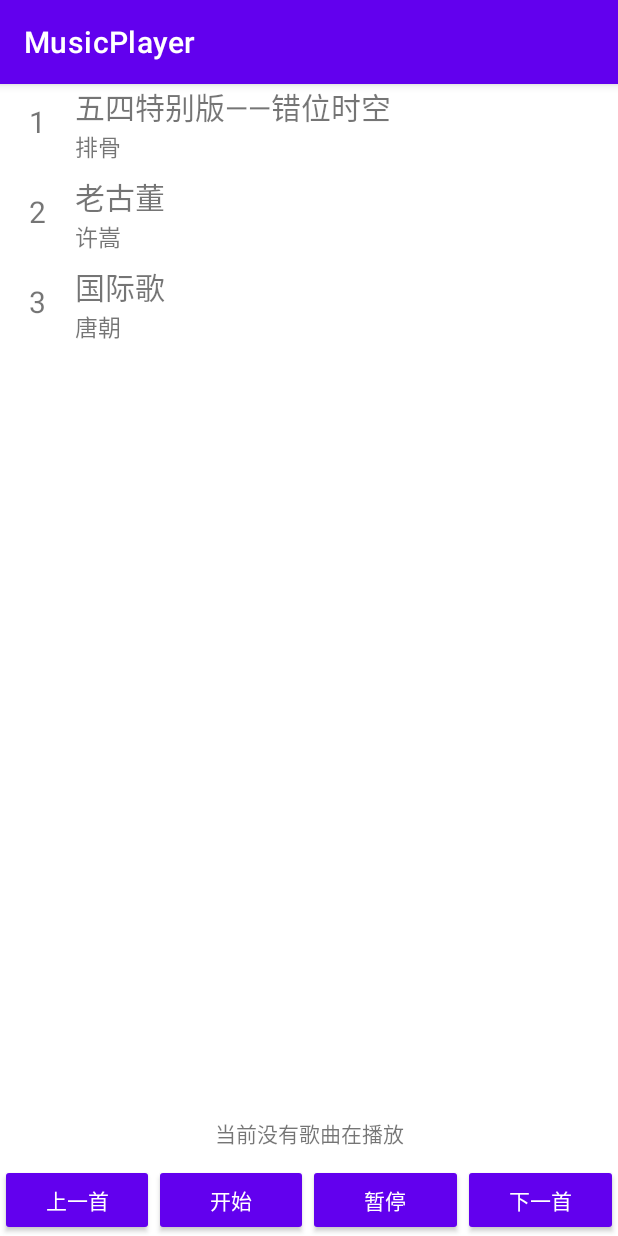
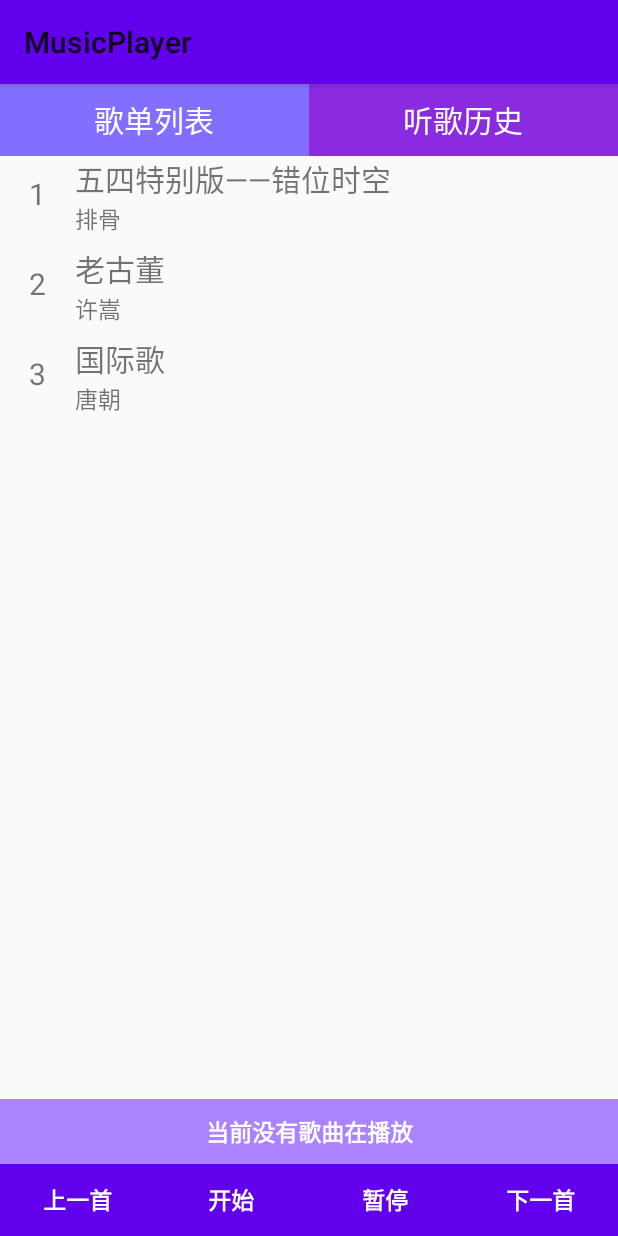
Before and after one commit to WayneSun729/MusicPlayer, an Android app: the screen it shows after launch (MainActivity), on a phone screen of 412 x 824 dp. Run offline under Robolectric (Android 15) with nearby library versions, the phone set to English and light mode, and no system bars.

Commit message:
可在歌单列表与听歌历史之间切换了

```diff
--- a/app/src/main/java/com/wayne/musicplayer/MainActivity.java
+++ b/app/src/main/java/com/wayne/musicplayer/MainActivity.java
@@ -5,46 +5,52 @@ import android.content.Context;
 import android.content.Intent;
 import android.content.IntentFilter;
 import android.os.Bundle;
+import android.view.View;
+import android.widget.Button;
 import android.widget.TextView;
 
 import androidx.appcompat.app.AppCompatActivity;
+import androidx.fragment.app.Fragment;
+import androidx.fragment.app.FragmentActivity;
+import androidx.fragment.app.FragmentManager;
+import androidx.fragment.app.FragmentTransaction;
 import androidx.lifecycle.ViewModelProviders;
 import androidx.recyclerview.widget.LinearLayoutManager;
 import androidx.recyclerview.widget.RecyclerView;
 
 import com.wayne.musicplayer.widget.ControlCenter;
+import com.wayne.musicplayer.widget.HistoryFragment;
+import com.wayne.musicplayer.widget.SongSheetFragment;
 
 /**
  * @author Wayne
  */
 public class MainActivity extends AppCompatActivity {
 
-    public static ControlCenter controlCenter;
+    private ControlCenter controlCenter;
 
     MainActivityViewModel mainActivityViewModel;
 
     ControlMusicStartReceiver controlMusicStartReceiver;
     ShowMusicStartReceiver showMusicStartReceiver;
-    TextView tv_nowSong;
+    TextView tvNowSong;
+    Fragment fragNow;
 
     @Override
     protected void onCreate(Bundle savedInstanceState) {
         super.onCreate(savedInstanceState);
         setContentView(R.layout.activity_main);
 
-        tv_nowSong = findViewById(R.id.tv_nowSong);
-        tv_nowSong.setSelected(true);
+        tvNowSong = findViewById(R.id.tv_nowSong);
+        tvNowSong.setSelected(true);
         controlCenter = findViewById(R.id.controlCenter);
-
-        mainActivityViewModel = ViewModelProviders.of(this).get(MainActivityViewModel.class);
-
-        //初始化recyclerview并展示
-        initSongs();
-        RecyclerView rclvSongs = findViewById(R.id.rclv_songs);
-        LinearLayoutManager layoutManager = new LinearLayoutManager(this);
-        rclvSongs.setLayoutManager(layoutManager);
-        SongFileAdapter songFileAdapter = new SongFileAdapter();
-        rclvSongs.setAdapter(songFileAdapter);
+        Button btnSongList = findViewById(R.id.btn_songList);
+        Button btnHistory = findViewById(R.id.btn_history);
+        SongSheetFragment fragSongSheet = new SongSheetFragment();
+        HistoryFragment fragHistory = new HistoryFragment();
+        btnSongList.setOnClickListener(v -> replaceFragment(fragSongSheet));
+        btnHistory.setOnClickListener(v -> replaceFragment(fragHistory));
+        replaceFragment(fragSongSheet);
         //注册监听点击引起音乐播放的广播
         IntentFilter intentFilterSelect = new IntentFilter();
         intentFilterSelect.addAction("SongSelected");
@@ -57,17 +63,21 @@ public class MainActivity extends AppCompatActivity {
         registerReceiver(showMusicStartReceiver, intentFilterStart);
     }
 
-    private void initSongs() {
-        MainActivityViewModel.addMusicFile(new SongFile("五四特别版——错位时空","排骨",R.raw.example));
-        MainActivityViewModel.addMusicFile(new SongFile("老古董","许嵩",R.raw.example2));
-        MainActivityViewModel.addMusicFile(new SongFile("国际歌","唐朝",R.raw.example3));
-    }
-
     @Override
     protected void onDestroy() {
         super.onDestroy();
         unregisterReceiver(controlMusicStartReceiver);
 //        controlCenter.myMediaPlayer.stop();
+    }
+
+    private void replaceFragment(Fragment fragment){
+        if (fragNow == null || fragNow != fragment){
+            FragmentManager fragmentManager = getSupportFragmentManager();
+            FragmentTransaction transaction = fragmentManager.beginTransaction();
+            transaction.replace(R.id.frag_rcly, fragment);
+            transaction.commit();
+            fragNow = fragment;
+        }
     }
 
     class ControlMusicStartReceiver extends BroadcastReceiver {
@@ -101,7 +111,7 @@ public class MainActivity extends AppCompatActivity {
                 }
             }
             String strNowSong = sb.toString();
-            tv_nowSong.setText(strNowSong);
+            tvNowSong.setText(strNowSong);
         }
     }
 
--- a/app/src/main/java/com/wayne/musicplayer/MainActivityViewModel.java
+++ b/app/src/main/java/com/wayne/musicplayer/MainActivityViewModel.java
@@ -5,7 +5,14 @@ import androidx.lifecycle.ViewModel;
 import java.util.ArrayList;
 import java.util.List;
 
+/**
+ * @author Wayne
+ */
 public class MainActivityViewModel extends ViewModel {
+
+    public static final int FLAG_HISTORY = 1;
+
+    public static final int FLAG_SONGSHEET = 0;
 
     private static List<SongFile> musicFileArrayList = new ArrayList<>();
 
@@ -17,6 +24,16 @@ public class MainActivityViewModel extends ViewModel {
         musicFileArrayList.add(newSongFile);
     }
 
+    private static List<SongFile> historyArrayList = new ArrayList<>();
+
+    public static List<SongFile> getHistoryArrayList() {
+        return historyArrayList;
+    }
+
+    public static void addMusicFileToHistory(SongFile newSongFile) {
+        historyArrayList.add(newSongFile);
+    }
+
 //    public static ControlCenter controlCenter = ;
 
 //    public static ControlCenter getControlCenter() {
--- a/app/src/main/java/com/wayne/musicplayer/MyApplication.java
+++ b/app/src/main/java/com/wayne/musicplayer/MyApplication.java
@@ -8,11 +8,15 @@ import android.content.Context;
  */
 public class MyApplication extends Application {
     @SuppressWarnings("StaticFieldLeak")
-    public static Context context;
+    private static Context context;
 
     @Override
     public void onCreate() {
         super.onCreate();
         context = getApplicationContext();
     }
+
+    public static Context getContext() {
+        return context;
+    }
 }
--- a/app/src/main/java/com/wayne/musicplayer/SongFileAdapter.java
+++ b/app/src/main/java/com/wayne/musicplayer/SongFileAdapter.java
@@ -14,6 +14,8 @@ import com.wayne.musicplayer.util.BroadcastSenderUtils;
  * @author Wayne
  */
 public class SongFileAdapter extends RecyclerView.Adapter<SongFileAdapter.ViewHolder> {
+
+    int flag = 0;
 
     class ViewHolder extends RecyclerView.ViewHolder implements View.OnClickListener{
 
@@ -48,7 +50,12 @@ public class SongFileAdapter extends RecyclerView.Adapter<SongFileAdapter.ViewHo
 
     @Override
     public void onBindViewHolder(@NonNull  SongFileAdapter.ViewHolder holder, int position) {
-        SongFile musicFile = MainActivityViewModel.getSongList().get(position);
+        SongFile musicFile;
+        if (flag==MainActivityViewModel.FLAG_SONGSHEET){
+            musicFile = MainActivityViewModel.getSongList().get(position);
+        }else {
+            musicFile = MainActivityViewModel.getHistoryArrayList().get(position);
+        }
         holder.tvNumber.setText(String.valueOf(position+1));
         holder.tvSongName.setText(musicFile.getSongName());
         holder.tvSingerName.setText(musicFile.getSingerName());
@@ -57,7 +64,16 @@ public class SongFileAdapter extends RecyclerView.Adapter<SongFileAdapter.ViewHo
 
     @Override
     public int getItemCount() {
-        return MainActivityViewModel.getSongList().size();
+        int count;
+        if (flag==MainActivityViewModel.FLAG_SONGSHEET){
+            count = MainActivityViewModel.getSongList().size();
+        }else {
+            count = MainActivityViewModel.getHistoryArrayList().size();
+        }
+        return count;
     }
 
+    public void setFlag(int flag) {
+        this.flag = flag;
+    }
 }
--- a/app/src/main/java/com/wayne/musicplayer/util/BroadcastSenderUtils.java
+++ b/app/src/main/java/com/wayne/musicplayer/util/BroadcastSenderUtils.java
@@ -39,9 +39,9 @@ public class BroadcastSenderUtils {
 
     public void sendBroadCast() {
         Intent intent = new Intent(action);
-        intent.setPackage(MyApplication.context.getPackageName());
+        intent.setPackage(MyApplication.getContext().getPackageName());
         intent.putExtra("id",id);
-        MyApplication.context.sendBroadcast(intent);
+        MyApplication.getContext().sendBroadcast(intent);
     }
 
 }
--- /dev/null
+++ b/app/src/main/java/com/wayne/musicplayer/widget/SongSheetFragment.java
@@ -0,0 +1,55 @@
+package com.wayne.musicplayer.widget;
+
+import android.os.Bundle;
+import android.view.LayoutInflater;
+import android.view.View;
+import android.view.ViewGroup;
+
+import androidx.annotation.NonNull;
+import androidx.annotation.Nullable;
+import androidx.fragment.app.Fragment;
+import androidx.recyclerview.widget.LinearLayoutManager;
+import androidx.recyclerview.widget.RecyclerView;
+
+import com.wayne.musicplayer.MainActivity;
+import com.wayne.musicplayer.MainActivityViewModel;
+import com.wayne.musicplayer.MyApplication;
+import com.wayne.musicplayer.R;
+import com.wayne.musicplayer.SongFile;
+import com.wayne.musicplayer.SongFileAdapter;
+
+public class SongSheetFragment extends Fragment {
+
+    private final int FLAG_SONGSHEET = 0;
+
+    @Nullable
+    @Override
+    public View onCreateView(@NonNull LayoutInflater inflater, @Nullable ViewGroup container, @Nullable Bundle savedInstanceState) {
+        return inflater.inflate(R.layout.fragment_songsheet, container, false);
+    }
+
+    @Override
+    public void onActivityCreated(@Nullable Bundle savedInstanceState) {
+        super.onActivityCreated(savedInstanceState);
+        //初始化recyclerview并展示
+        MainActivity parentActivity = (MainActivity) getActivity();
+        if (parentActivity != null){
+            if (MainActivityViewModel.getSongList().size()==0){
+                initSongs();
+            }
+            RecyclerView rclvSongs = parentActivity.findViewById(R.id.rclv_songs);
+            LinearLayoutManager layoutManager = new LinearLayoutManager(MyApplication.getContext());
+            rclvSongs.setLayoutManager(layoutManager);
+            SongFileAdapter songFileAdapter = new SongFileAdapter();
+            songFileAdapter.setFlag(MainActivityViewModel.FLAG_SONGSHEET);
+            rclvSongs.setAdapter(songFileAdapter);
+        }
+
+    }
+
+    private void initSongs() {
+        MainActivityViewModel.addMusicFile(new SongFile("五四特别版——错位时空","排骨",R.raw.example));
+        MainActivityViewModel.addMusicFile(new SongFile("老古董","许嵩",R.raw.example2));
+        MainActivityViewModel.addMusicFile(new SongFile("国际歌","唐朝",R.raw.example3));
+    }
+}
--- a/app/src/main/res/layout/activity_main.xml
+++ b/app/src/main/res/layout/activity_main.xml
@@ -4,13 +4,49 @@
     android:layout_height="match_parent"
     >
 
-    <androidx.recyclerview.widget.RecyclerView
-        android:id="@+id/rclv_songs"
+    <LinearLayout
+        android:id="@+id/linear"
         android:layout_width="match_parent"
         android:layout_height="wrap_content"
-        android:layout_alignParentTop="true"
+        android:orientation="horizontal"
+        android:layout_alignParentTop="true">
+
+        <Button
+            android:id="@+id/btn_songList"
+            android:layout_width="0dp"
+            android:layout_height="wrap_content"
+            android:layout_weight="1"
+            android:textSize="20sp"
+            android:textColor="@color/white"
+            android:background="@color/btn_selected"
+            android:text="歌单列表"/>
+
+        <Button
+            android:id="@+id/btn_history"
+            android:layout_width="0dp"
+            android:layout_height="wrap_content"
+            android:layout_weight="1"
+            android:textSize="20sp"
+            android:textColor="@color/white"
+            android:background="@color/btn_unSelected"
+            android:text="听歌历史"/>
+    </LinearLayout>
+
+
+    <FrameLayout
+        android:id="@+id/frag_rcly"
+        android:name="com.wayne.musicplayer.widget.SongSheetFragment"
+        android:layout_width="match_parent"
+        android:layout_height="wrap_content"
+        android:layout_below="@+id/linear"
         />
 
+<!--    <androidx.recyclerview.widget.RecyclerView-->
+<!--        android:id="@+id/rclv_songs"-->
+<!--        android:layout_width="match_parent"-->
+<!--        android:layout_height="wrap_content"-->
+<!--        android:layout_alignParentTop="true"-->
+<!--        />-->
 
     <TextView
         android:id="@+id/tv_nowSong"
@@ -25,6 +61,8 @@
         android:singleLine="true"
         android:text="当前没有歌曲在播放"
         android:gravity="center"
+        style="@style/Button_In_ControlCenter"
+        android:background="#AB82FF"
         />
 
 
--- a/app/src/main/res/layout/buttons_control_center.xml
+++ b/app/src/main/res/layout/buttons_control_center.xml
@@ -11,7 +11,7 @@
         android:layout_width="0dp"
         android:layout_weight="1"
         android:layout_height="wrap_content"
-        style="?android:attr/buttonStyle"
+        style="@style/Button_In_ControlCenter"
         android:text="上一首"
         />
 
@@ -20,7 +20,7 @@
         android:layout_width="0dp"
         android:layout_weight="1"
         android:layout_height="wrap_content"
-        style="?android:attr/buttonStyle"
+        style="@style/Button_In_ControlCenter"
         android:text="开始"
         />
 
@@ -29,7 +29,7 @@
         android:layout_width="0dp"
         android:layout_weight="1"
         android:layout_height="wrap_content"
-        style="?android:attr/buttonStyle"
+        style="@style/Button_In_ControlCenter"
         android:text="暂停"
         />
 
@@ -38,7 +38,7 @@
         android:layout_width="0dp"
         android:layout_weight="1"
         android:layout_height="wrap_content"
-        style="?android:attr/buttonStyle"
+        style="@style/Button_In_ControlCenter"
         android:text="下一首"
         />
 
--- /dev/null
+++ b/app/src/main/res/layout/fragment_songsheet.xml
@@ -0,0 +1,14 @@
+<?xml version="1.0" encoding="utf-8"?>
+<LinearLayout xmlns:android="http://schemas.android.com/apk/res/android"
+    android:orientation="vertical"
+    android:layout_width="match_parent"
+    android:layout_height="match_parent">
+
+    <androidx.recyclerview.widget.RecyclerView
+        android:id="@+id/rclv_songs"
+        android:layout_width="match_parent"
+        android:layout_height="wrap_content"
+
+        />
+
+</LinearLayout>
--- a/app/src/main/res/values/colors.xml
+++ b/app/src/main/res/values/colors.xml
@@ -7,4 +7,6 @@
     <color name="teal_700">#FF018786</color>
     <color name="black">#FF000000</color>
     <color name="white">#FFFFFFFF</color>
+    <color name="btn_selected">#836FFF</color>
+    <color name="btn_unSelected">#8A2BE2</color>
 </resources>
--- a/app/src/main/res/values/themes.xml
+++ b/app/src/main/res/values/themes.xml
@@ -1,6 +1,6 @@
 <resources xmlns:tools="http://schemas.android.com/tools">
     <!-- Base application theme. -->
-    <style name="Theme.MusicPlayer" parent="Theme.MaterialComponents.DayNight.DarkActionBar">
+    <style name="Theme.MusicPlayer" parent="Theme.MaterialComponents.DayNight.Bridge">
         <!-- Primary brand color. -->
         <item name="colorPrimary">@color/purple_500</item>
         <item name="colorPrimaryVariant">@color/purple_700</item>
@@ -13,4 +13,11 @@
         <item name="android:statusBarColor" tools:targetApi="l">?attr/colorPrimaryVariant</item>
         <!-- Customize your theme here. -->
     </style>
+
+    <style name="Button_In_ControlCenter">
+        <item name="android:textColor">@color/white</item>
+        <item name="android:background">@color/purple_500</item>
+        <item name="android:textSize">15sp</item>
+        <item name="android:textStyle">bold</item>
+    </style>
 </resources>
```
Also changed, not shown: app/src/main/java/com/wayne/musicplayer/MyMediaPlayer.java (+5 -14 lines), app/src/main/java/com/wayne/musicplayer/widget/ControlCenter.java (+13 -2 lines), app/src/main/java/com/wayne/musicplayer/widget/HistoryFragment.java (added, +52 -0 lines), app/src/main/res/layout/fragment_history.xml (added, +14 -0 lines), app/src/main/res/drawable-v24/next.png (added), app/src/main/res/drawable-v24/pause.png (added), app/src/main/res/drawable-v24/pre.png (added), app/src/main/res/drawable-v24/start.png (added).
